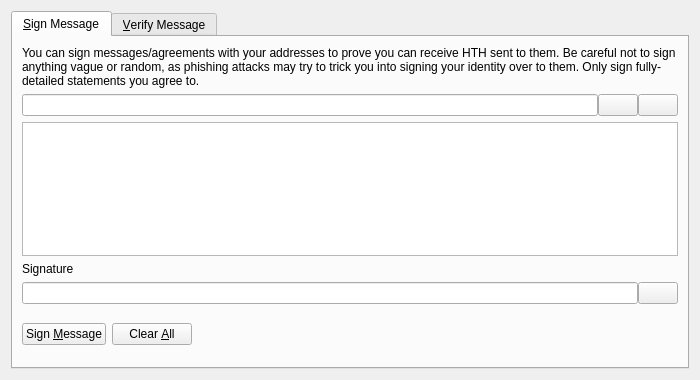
Old version of the form src/qt/forms/signverifymessagedialog.ui in the repository HTHcoin/helpthehomelesscoin.
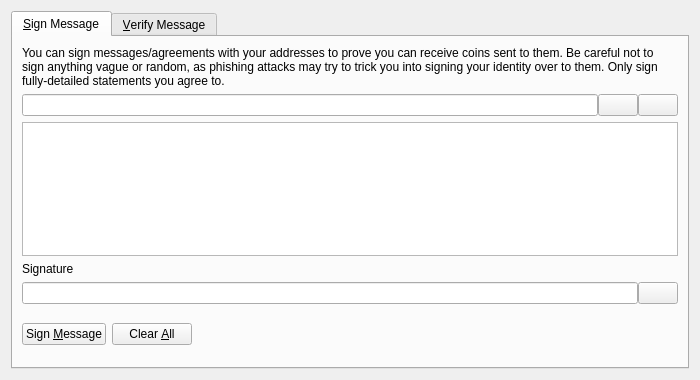
New version of the form. Custom widgets are drawn as their Qt base class.

The edit to the form file:
```diff
--- a/src/qt/forms/signverifymessagedialog.ui
+++ b/src/qt/forms/signverifymessagedialog.ui
@@ -30,7 +30,7 @@
        <item>
         <widget class="QLabel" name="infoLabel_SM">
          <property name="text">
-          <string>You can sign messages/agreements with your addresses to prove you can receive HTH sent to them. Be careful not to sign anything vague or random, as phishing attacks may try to trick you into signing your identity over to them. Only sign fully-detailed statements you agree to.</string>
+          <string>You can sign messages/agreements with your addresses to prove you can receive coins sent to them. Be careful not to sign anything vague or random, as phishing attacks may try to trick you into signing your identity over to them. Only sign fully-detailed statements you agree to.</string>
          </property>
          <property name="textFormat">
           <enum>Qt::PlainText</enum>
```
Left out of the diff: 10 changed lines with no effect on the pictures.
